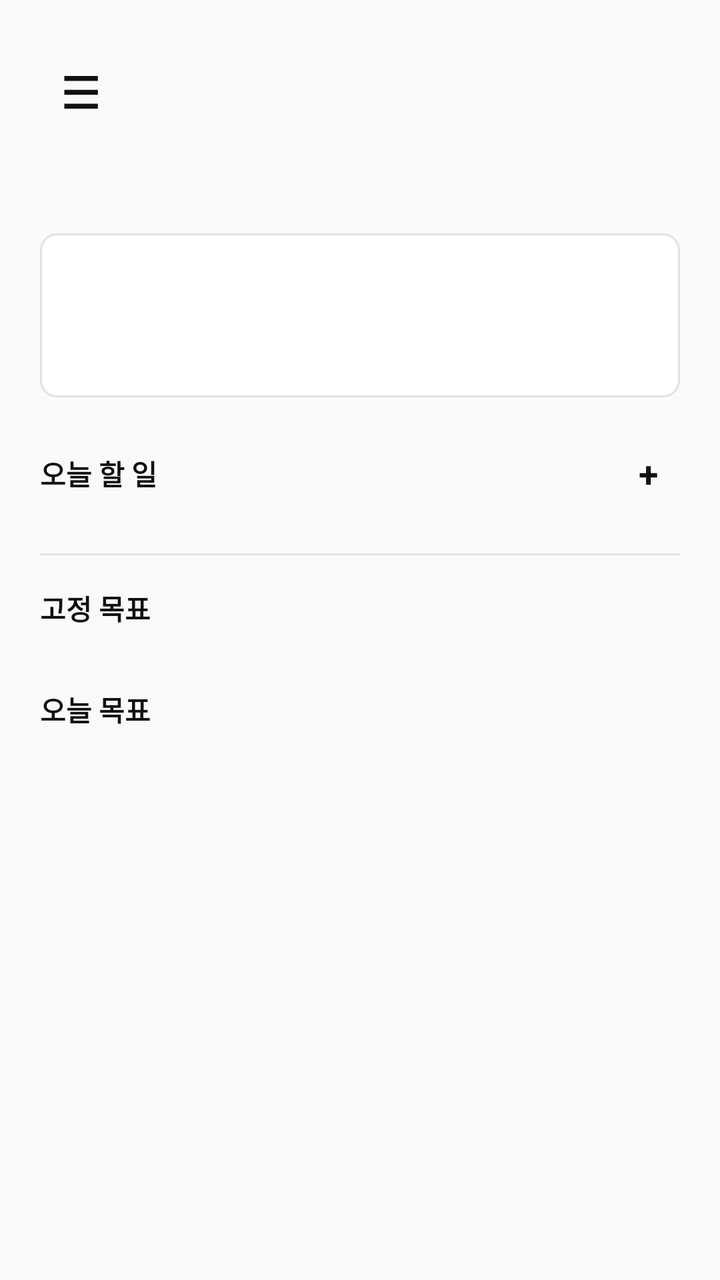
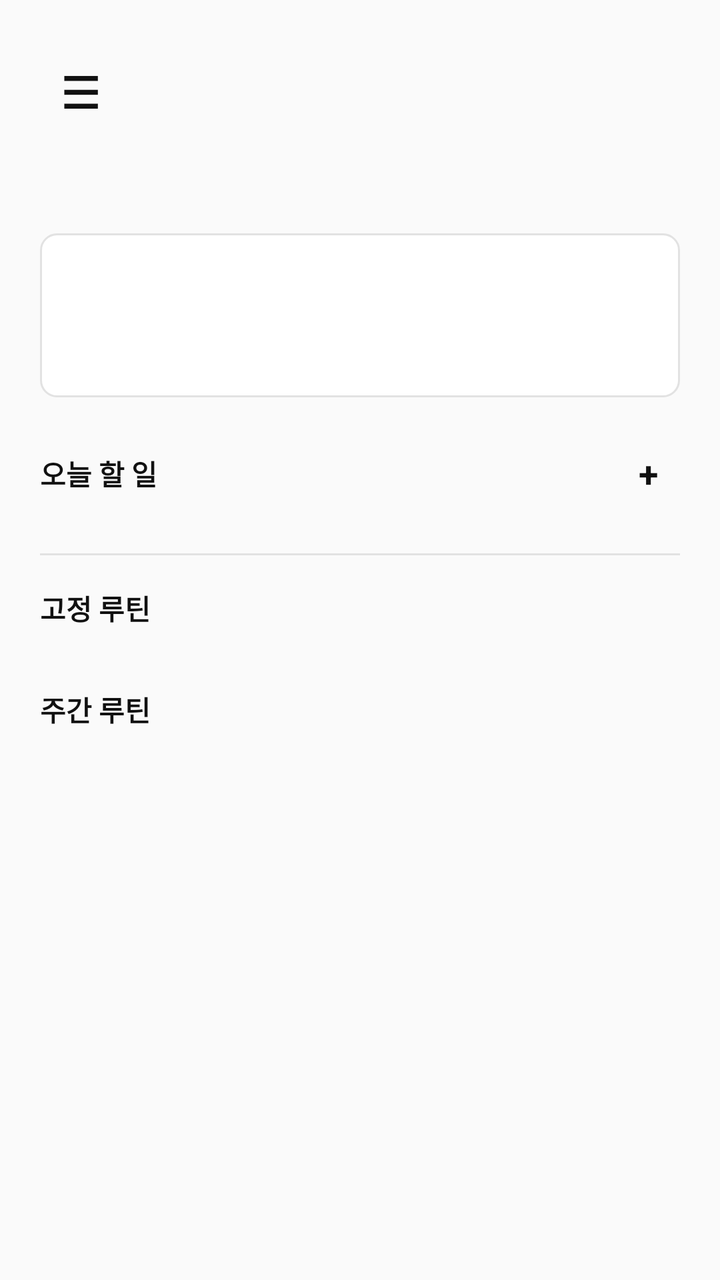

The first picture is an Android layout as it rendered before a commit; the second is the same layout after the commit. The layout source and the unified diff follow.
<!-- AndroidManifest.xml: application theme Theme.TrailNote -->
<!-- res/layout/fragment_home.xml -->
<?xml version="1.0" encoding="utf-8"?>
<FrameLayout xmlns:android="http://schemas.android.com/apk/res/android"
    android:layout_width="match_parent"
    android:layout_height="match_parent"
    android:background="@drawable/bg_screen">

    <ScrollView
        android:layout_width="match_parent"
        android:layout_height="match_parent"
        android:fillViewport="true">

        <LinearLayout
            android:layout_width="match_parent"
            android:layout_height="wrap_content"
            android:orientation="vertical"
            android:padding="@dimen/screen_padding"
            android:paddingBottom="84dp">

        <include layout="@layout/view_screen_header" />

        <TextView
            android:id="@+id/dateText"
            style="@style/TrailText.Meta"
            android:layout_width="wrap_content"
            android:layout_height="wrap_content"
            android:layout_marginTop="12dp"
            android:textStyle="bold" />

        <LinearLayout
            android:layout_width="match_parent"
            android:layout_height="82dp"
            android:layout_marginTop="18dp"
            android:background="@drawable/bg_card"
            android:gravity="center"
            android:orientation="horizontal"
            android:padding="8dp">

            <include android:id="@+id/statOne" layout="@layout/item_stat_card" />
            <include android:id="@+id/statTwo" layout="@layout/item_stat_card" />
            <include android:id="@+id/statThree" layout="@layout/item_stat_card" />
        </LinearLayout>

        <LinearLayout
            android:layout_width="match_parent"
            android:layout_height="wrap_content"
            android:layout_marginTop="@dimen/section_gap"
            android:gravity="center_vertical"
            android:orientation="horizontal">

            <TextView
                style="@style/TrailText.Section"
                android:layout_width="0dp"
                android:layout_height="wrap_content"
                android:layout_weight="1"
                android:text="오늘 할 일" />

            <TextView
                android:id="@+id/todayWorkAddButton"
                android:layout_width="32dp"
                android:layout_height="32dp"
                android:gravity="center"
                android:text="+"
                android:textColor="@color/trail_ink"
                android:textSize="18sp"
                android:textStyle="bold" />
        </LinearLayout>

        <androidx.recyclerview.widget.RecyclerView
            android:id="@+id/todayWorkList"
            android:layout_width="match_parent"
            android:layout_height="wrap_content"
            android:layout_marginTop="8dp"
            android:nestedScrollingEnabled="false" />

        <View
            android:layout_width="match_parent"
            android:layout_height="1dp"
            android:layout_marginVertical="16dp"
            android:background="@color/trail_line" />

        <TextView
            style="@style/TrailText.Section"
            android:layout_width="match_parent"
            android:layout_height="wrap_content"
            android:text="고정 목표" />

        <androidx.recyclerview.widget.RecyclerView
            android:id="@+id/fixedGoalList"
            android:layout_width="match_parent"
            android:layout_height="wrap_content"
            android:layout_marginTop="8dp"
            android:nestedScrollingEnabled="false" />

        <TextView
            style="@style/TrailText.Section"
            android:layout_width="match_parent"
            android:layout_height="wrap_content"
            android:layout_marginTop="@dimen/section_gap"
            android:text="오늘 목표" />

        <androidx.recyclerview.widget.RecyclerView
            android:id="@+id/todayGoalList"
            android:layout_width="match_parent"
            android:layout_height="wrap_content"
            android:layout_marginTop="8dp"
            android:nestedScrollingEnabled="false" />
        </LinearLayout>
    </ScrollView>

    <include
        android:id="@+id/todayWorkQuickAdd"
        layout="@layout/view_bottom_quick_add" />
</FrameLayout>
<!-- res/layout/view_screen_header.xml (included above) -->
<?xml version="1.0" encoding="utf-8"?>
<LinearLayout xmlns:android="http://schemas.android.com/apk/res/android"
    android:layout_width="match_parent"
    android:layout_height="52dp"
    android:gravity="center_vertical"
    android:orientation="horizontal">

    <TextView
        android:id="@+id/menuText"
        android:layout_width="40dp"
        android:layout_height="40dp"
        android:gravity="center"
        android:text="☰"
        android:textColor="@color/trail_ink"
        android:textSize="22sp"
        android:textStyle="bold" />

    <TextView
        android:id="@+id/headerTitle"
        android:layout_width="0dp"
        android:layout_height="wrap_content"
        android:layout_weight="1"
        android:gravity="center"
        android:textColor="@color/trail_ink"
        android:textSize="16sp"
        android:textStyle="bold" />

    <TextView
        android:id="@+id/headerAction"
        android:layout_width="40dp"
        android:layout_height="40dp"
        android:gravity="center"
        android:textColor="@color/trail_ink"
        android:textSize="19sp"
        android:textStyle="bold" />

    <TextView
        android:id="@+id/headerMore"
        android:layout_width="40dp"
        android:layout_height="40dp"
        android:gravity="center"
        android:text="&#183;&#183;&#183;"
        android:textColor="@color/trail_ink"
        android:textSize="19sp"
        android:textStyle="bold"
        android:visibility="gone" />
</LinearLayout>
<!-- res/layout/item_stat_card.xml (included above) -->
<?xml version="1.0" encoding="utf-8"?>
<LinearLayout xmlns:android="http://schemas.android.com/apk/res/android"
    android:layout_width="0dp"
    android:layout_height="match_parent"
    android:layout_weight="1"
    android:gravity="center"
    android:orientation="vertical">

    <TextView
        android:id="@+id/iconText"
        android:layout_width="22dp"
        android:layout_height="18dp"
        android:gravity="center"
        android:textColor="@color/trail_blue"
        android:textSize="13sp" />

    <TextView
        android:id="@+id/titleText"
        android:layout_width="wrap_content"
        android:layout_height="wrap_content"
        android:layout_marginTop="3dp"
        android:gravity="center"
        android:textColor="@color/trail_text_secondary"
        android:textSize="10sp" />

    <TextView
        android:id="@+id/valueText"
        android:layout_width="wrap_content"
        android:layout_height="wrap_content"
        android:layout_marginTop="3dp"
        android:textColor="@color/trail_ink"
        android:textSize="15sp"
        android:textStyle="bold" />
</LinearLayout>
<!-- res/layout/view_bottom_quick_add.xml (included above) -->
<?xml version="1.0" encoding="utf-8"?>
<LinearLayout xmlns:android="http://schemas.android.com/apk/res/android"
    android:layout_width="match_parent"
    android:layout_height="wrap_content"
    android:layout_gravity="bottom"
    android:layout_marginStart="20dp"
    android:layout_marginEnd="20dp"
    android:layout_marginBottom="12dp"
    android:gravity="center_vertical"
    android:orientation="horizontal"
    android:visibility="gone">

    <EditText
        android:id="@+id/quickAddEditText"
        android:layout_width="0dp"
        android:layout_height="48dp"
        android:layout_weight="1"
        android:background="@drawable/bg_input_rounded"
        android:imeOptions="actionDone"
        android:inputType="text"
        android:singleLine="true"
        android:textColor="@color/trail_ink"
        android:textColorHint="@color/trail_text_secondary"
        android:textSize="14sp" />

    <TextView
        android:id="@+id/quickAddConfirmButton"
        android:layout_width="48dp"
        android:layout_height="48dp"
        android:layout_marginStart="10dp"
        android:background="@drawable/bg_fab"
        android:gravity="center"
        android:text="✓"
        android:textColor="@color/white"
        android:textSize="24sp"
        android:textStyle="bold" />
</LinearLayout>
<!-- resources referenced by this layout -->
<resources>
  <color name="trail_blue">#FF7B61FF</color>
  <color name="trail_ink">#FF111111</color>
  <color name="trail_line">#FFE2E2E2</color>
  <color name="trail_text_secondary">#FF555555</color>
  <color name="white">#FFFFFFFF</color>
  <dimen name="screen_padding">20dp</dimen>
  <dimen name="section_gap">22dp</dimen>
  <!-- drawable bg_card (drawable) -->
  <?xml version="1.0" encoding="utf-8"?>
  <shape xmlns:android="http://schemas.android.com/apk/res/android">
      <solid android:color="@color/white" />
      <stroke android:width="1dp" android:color="@color/trail_line" />
      <corners android:radius="@dimen/card_radius" />
  </shape>
  <!-- drawable bg_fab (drawable) -->
  <?xml version="1.0" encoding="utf-8"?>
  <shape xmlns:android="http://schemas.android.com/apk/res/android" android:shape="oval">
      <solid android:color="@color/trail_ink" />
  </shape>
  <!-- drawable bg_input_rounded (drawable) -->
  <?xml version="1.0" encoding="utf-8"?>
  <shape xmlns:android="http://schemas.android.com/apk/res/android">
      <solid android:color="@color/white" />
      <stroke android:width="1dp" android:color="@color/trail_line" />
      <corners android:radius="22dp" />
      <padding android:left="16dp" android:top="11dp" android:right="16dp" android:bottom="11dp" />
  </shape>
  <!-- drawable bg_screen (drawable) -->
  <?xml version="1.0" encoding="utf-8"?>
  <shape xmlns:android="http://schemas.android.com/apk/res/android">
      <solid android:color="@color/trail_bg" />
  </shape>
  <style name="TrailText.Meta" parent="TrailText.Base">
          <item name="android:textColor">@color/trail_muted</item>
          <item name="android:textSize">11sp</item>
      </style>
  <style name="TrailText.Section" parent="TrailText.Base">
          <item name="android:textColor">@color/trail_ink</item>
          <item name="android:textSize">14sp</item>
          <item name="android:textStyle">bold</item>
      </style>
  <style name="Theme.TrailNote" parent="Theme.MaterialComponents.DayNight.NoActionBar">
          <item name="colorPrimary">@color/trail_ink</item>
          <item name="colorPrimaryVariant">@color/trail_ink</item>
          <item name="colorSecondary">@color/trail_ink</item>
          <item name="android:fontFamily">sans-serif</item>
          <item name="android:windowLightStatusBar">true</item>
          <item name="android:statusBarColor">@color/trail_bg</item>
          <item name="android:navigationBarColor">@color/white</item>
      </style>
  <dimen name="card_radius">8dp</dimen>
  <color name="trail_bg">#FFFAFAFA</color>
  <style name="TrailText.Base">
          <item name="android:fontFamily">sans-serif</item>
      </style>
  <color name="trail_muted">#FF8A8A8A</color>
</resources>

<!-- the commit's change to res/layout/fragment_home.xml (unified diff, before → after) -->
@@ -82,7 +82,7 @@
             style="@style/TrailText.Section"
             android:layout_width="match_parent"
             android:layout_height="wrap_content"
-            android:text="고정 목표" />
+            android:text="고정 루틴" />
 
         <androidx.recyclerview.widget.RecyclerView
             android:id="@+id/fixedGoalList"
@@ -96,7 +96,7 @@
             android:layout_width="match_parent"
             android:layout_height="wrap_content"
             android:layout_marginTop="@dimen/section_gap"
-            android:text="오늘 목표" />
+            android:text="주간 루틴" />
 
         <androidx.recyclerview.widget.RecyclerView
             android:id="@+id/todayGoalList"
